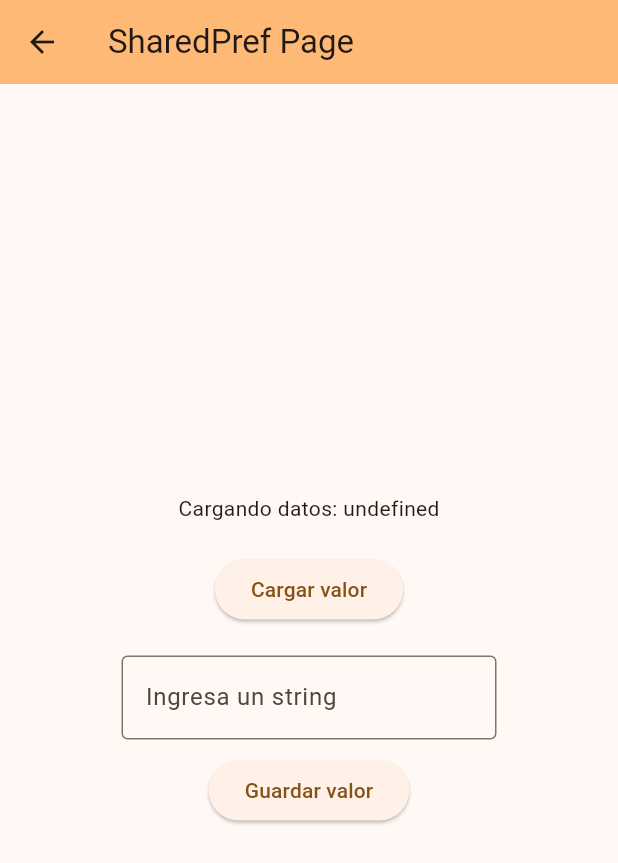
After one commit to figonzal1/ryc_flutter, a Flutter app: the screen it shows after launch, after a tap on "Shared Preferences", on a phone screen of 412 x 824 dp. The commit adds this screen. Shown: the top 863 px of the screen. Run offline on Flutter 3.47's test engine with Material 3 defaults, Android fonts, the phone set to English and light mode, and no system bars; our stand-ins replace google_maps_flutter, location, logger, permission_handler, shared_preferences, video_player and 1 more; missing offline and left inert: android_intent_plus, external_app_launcher.

Commit message:
shared preferences implementado
Signed-off-by: figonzal1 <felipe.gonzalezalarcon94@gmail.com>

```diff
--- a/lib/main.dart
+++ b/lib/main.dart
@@ -3,6 +3,7 @@ import 'package:ryc_flutter/gmaps/MapsPage.dart';
 import 'package:ryc_flutter/gps/GpsPage.dart';
 import 'package:ryc_flutter/intents/IntentsPage.dart';
 import 'package:ryc_flutter/local_notifications/NotificationsPage.dart';
+import 'package:ryc_flutter/shared_pref/SharedPrefPage.dart';
 import 'package:ryc_flutter/theme_toggle/ThemeTogglePage.dart';
 import 'package:ryc_flutter/videoplayer/VideoPlayerPage.dart';
 import 'package:ryc_flutter/webview/WebViewPage.dart';
@@ -163,6 +164,19 @@ class ListPage extends StatelessWidget {
                         const IntentsPage(title: "Intent Page")),
               );
             },
+          ),
+          ListTile(
+            title: const Text("Shared Preferences"),
+            subtitle:
+                const Text("Ejemplo de uso de preferencias locales"),
+            onTap: () {
+              Navigator.push(
+                context,
+                MaterialPageRoute(
+                    builder: (context) =>
+                        const SharedPrefPage(title: "SharedPref Page")),
+              );
+            },
           )
         ],
       ),
--- /dev/null
+++ b/lib/shared_pref/SharedPrefPage.dart
@@ -0,0 +1,94 @@
+import 'package:flutter/material.dart';
+import 'package:logger/logger.dart';
+import 'package:shared_preferences/shared_preferences.dart';
+
+var logger = Logger();
+
+class SharedPrefPage extends StatefulWidget {
+  const SharedPrefPage({super.key, required this.title});
+
+  // This widget is the home page of your application. It is stateful, meaning
+  // that it has a State object (defined below) that contains fields that affect
+  // how it looks.
+
+  // This class is the configuration for the state. It holds the values (in this
+  // case the title) provided by the parent (in this case the App widget) and
+  // used by the build method of the State. Fields in a Widget subclass are
+  // always marked "final".
+
+  final String title;
+
+  @override
+  State<SharedPrefPage> createState() => _SharedPrefPageState();
+}
+
+class _SharedPrefPageState extends State<SharedPrefPage> {
+  String valueKey = "shared_key";
+  String value = "undefined";
+
+  final Future<SharedPreferences> _prefs = SharedPreferences.getInstance();
+
+  Future<void> saveValue() async {
+    final SharedPreferences prefs = await _prefs;
+
+    setState(() {
+      prefs.setString(valueKey, value).then((bool success) {
+        if (success) {
+          logger.d("Valor guardado");
+        } else {
+          logger.d("Error al guardar");
+        }
+      });
+    });
+  }
+
+  Future<void> getValue() async {
+    final SharedPreferences prefs = await _prefs;
+
+    setState(() {
+      value = prefs.getString(valueKey) ?? "undefined";
+    });
+  }
+
+  @override
+  Widget build(BuildContext context) {
+    return Scaffold(
+      appBar: AppBar(
+        backgroundColor: Theme.of(context).colorScheme.inversePrimary,
+        title: Text(widget.title),
+      ),
+      body: Center(
+        child: Column(
+          mainAxisAlignment: MainAxisAlignment.center,
+          children: [
+            Text("Cargando datos: $value"),
+            const SizedBox(height: 20),
+            ElevatedButton(
+              onPressed: () {
+                getValue();
+              },
+              child: const Text('Cargar valor'),
+            ),
+            const SizedBox(height: 20),
+            TextField(
+              onChanged: (value) {
+                value = value;
+              },
+              decoration: const InputDecoration(
+                  constraints: BoxConstraints.tightFor(width: 250),
+                  hintText: "Ingresa un string",
+                  border: OutlineInputBorder()),
+            ),
+            const SizedBox(height: 10),
+            ElevatedButton(
+              onPressed: () {
+                saveValue();
+              },
+              child: const Text('Guardar valor'),
+            ),
+          ],
+        ),
+      ),
+    );
+  }
+}
--- a/pubspec.yaml
+++ b/pubspec.yaml
@@ -44,6 +44,7 @@ dependencies:
   webview_flutter: ^4.7.0
   external_app_launcher: ^4.0.0
   android_intent_plus: ^5.0.2
+  shared_preferences: ^2.2.3
 
 dev_dependencies:
   flutter_test:
```
Also changed, not shown: pubspec.lock, 1 other file.
